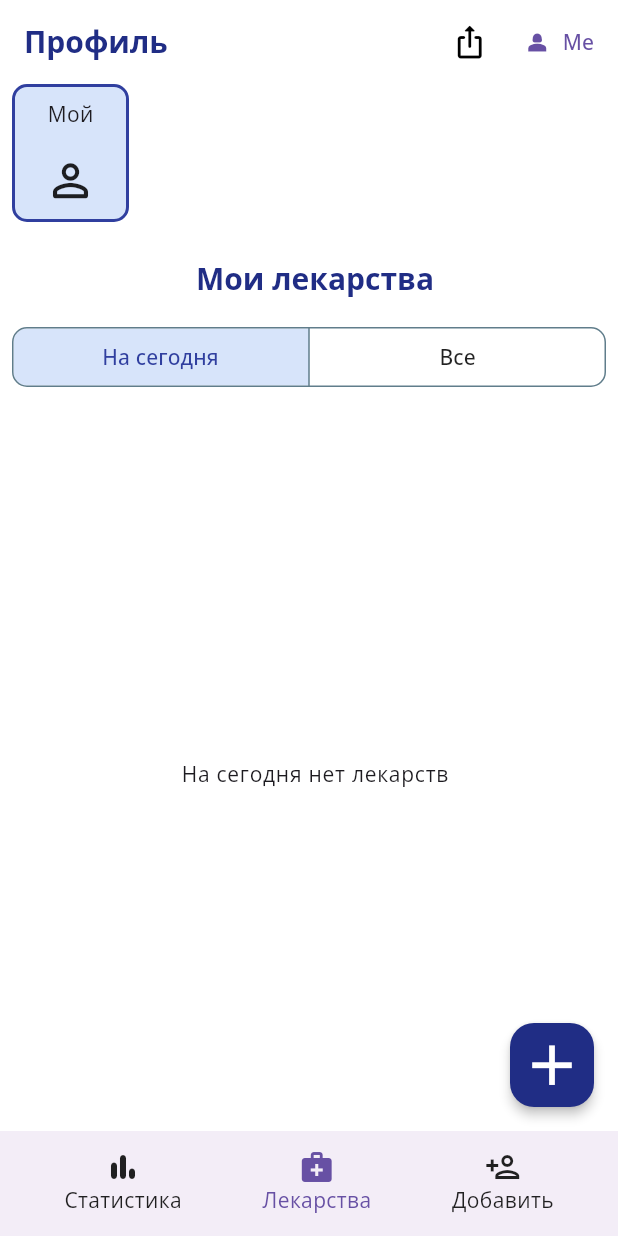
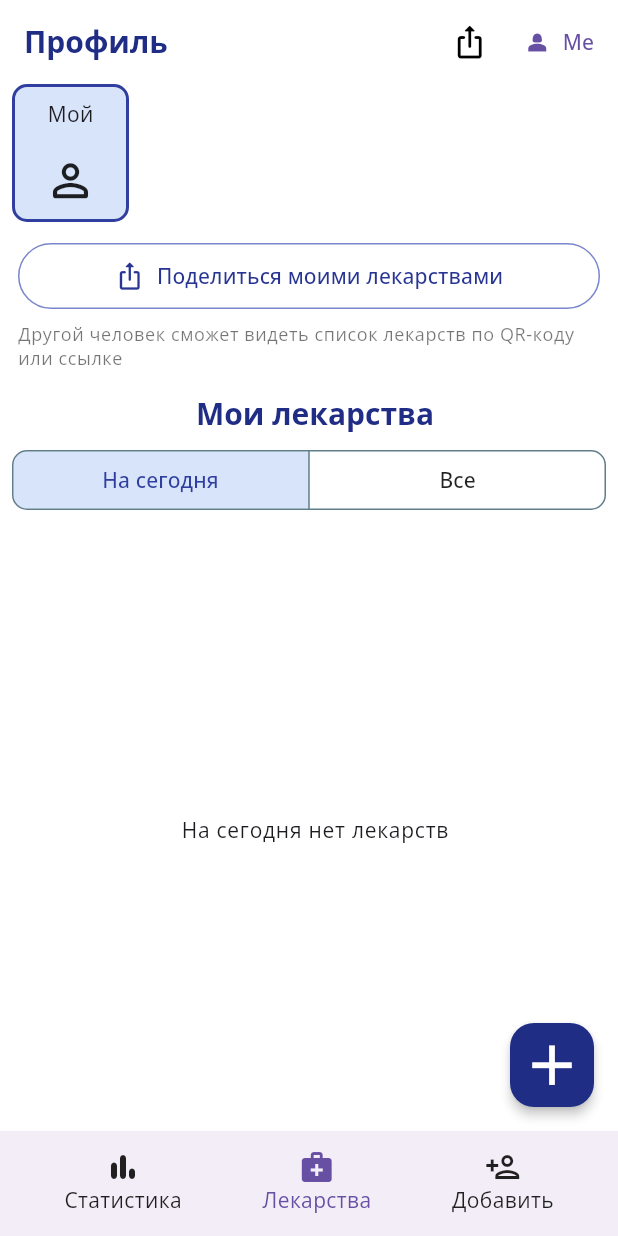
Before and after one commit to AlexGolovinov/pillura_med, a Flutter app: the ProfilePage screen opened by its route, after a tap on "Мой", on a phone screen of 412 x 824 dp. Run offline on Flutter 3.47's test engine with Material 3 defaults, Android fonts, the phone set to English and light mode, and no system bars; our stand-ins replace cloud_firestore, copy_with_extension, dartz, equatable, firebase_auth, firebase_core and 12 more; accounts and stored records are empty; generated files the repository leaves out were written again.

Commit message:
удалил лишний код

```diff
--- a/lib/presentation/pages/add_person/menu_add_person.dart
+++ b/lib/presentation/pages/add_person/menu_add_person.dart
@@ -2,8 +2,6 @@ import 'package:flutter/material.dart';
 import 'package:flutter_riverpod/flutter_riverpod.dart';
 import 'package:go_router/go_router.dart';
 import 'package:pillura_med/core/app_snackbar.dart';
-import 'package:pillura_med/domain/entities/linked_user_access.dart';
-import 'package:pillura_med/domain/entities/user_link.dart';
 import 'package:pillura_med/presentation/providers/auth_providers.dart';
 
 /// Экран выбора: добавить по коду / подопечного (вкладка «Добавить»).
@@ -17,22 +15,13 @@ class MenuAddPerson extends ConsumerWidget {
   @override
   Widget build(BuildContext context, WidgetRef ref) {
     final authUser = ref.watch(authNotifierProvider).value;
-    final List<LinkedUserAccess> linkedUsers = ref
-        .watch(linkedUsersProvider)
-        .maybeWhen(
-      data: (users) => users,
-      orElse: () => const <LinkedUserAccess>[],
-    );
-    final hasShareStatus = linkedUsers.any(
-      (user) => user.linkType == UserLinkType.share,
-    );
+
     final isGuestMode = authUser?.isAnonymous == true;
-    final isWardAccount = authUser?.isWard == true;
-    final isRestricted = isGuestMode || isWardAccount || hasShareStatus;
+    final isRestricted = isGuestMode || authUser?.isWard == true;
+    final restrictedMessage = isGuestMode
+        ? 'Войдите в аккаунт с email, чтобы добавлять или принимать приглашения'
+        : 'Это действие сейчас недоступно';
 
-    final restrictedMessage = isGuestMode
-        ? 'В гостевом режиме доступны только лекарства (до 4 шт).'
-        : 'Для подопечных и пользователей с share-статусом это действие недоступно.';
 
     return Scaffold(
       backgroundColor: Colors.white,
--- a/lib/presentation/pages/profile_page.dart
+++ b/lib/presentation/pages/profile_page.dart
@@ -42,6 +42,32 @@ class _ProfilePageState extends ConsumerState<ProfilePage> {
     _selectedLinkedUserType = null;
   }
 
+  String? _shareUnavailableReason({
+    required bool isGuestMode,
+    required bool isWardAccount,
+    required bool hasShareStatus,
+    required bool isOwnProfileSelected,
+    required bool canEditSelectedProfile,
+    required UserLinkType? selectedLinkType,
+  }) {
+    if (isGuestMode) {
+      return 'Войдите в аккаунт с email, чтобы делиться списком лекарств';
+    }
+    if (isWardAccount) {
+      return 'Аккаунт подопечного не может делиться списком';
+    }
+    if (hasShareStatus) {
+      return 'Недоступно: у вас только просмотр чужого профиля';
+    }
+    if (!isOwnProfileSelected && selectedLinkType == UserLinkType.share) {
+      return 'Чужим профилем по доступу поделиться нельзя';
+    }
+    if (!isOwnProfileSelected && !canEditSelectedProfile) {
+      return 'Нет прав делиться этим профилем';
+    }
+    return null;
+  }
+
   @override
   Widget build(BuildContext context) {
     ref.listen<String?>(currentUserIdProvider, (previous, next) {
@@ -73,6 +99,31 @@ class _ProfilePageState extends ConsumerState<ProfilePage> {
         ? 'Мои лекарства'
         : 'Лекарства ${_selectedLinkedUserName ?? ''}';
 
+    final shareButtonLabel = isOwnProfileSelected
+        ? 'Поделиться моими лекарствами'
+        : 'Поделиться лекарствами ${_selectedLinkedUserName ?? ''}';
+
+    void openSharePage() {
+      if (selectedUserId == null) return;
+      context.push(
+        '/shareMedications',
+        extra: ShareMedicationsRouteData(initialUserId: selectedUserId),
+      );
+    }
+
+    final shareUnavailableReason = _shareUnavailableReason(
+      isGuestMode: isGuestMode,
+      isWardAccount: isWardAccount,
+      hasShareStatus: hasShareStatus,
+      isOwnProfileSelected: isOwnProfileSelected,
+      canEditSelectedProfile: canEditSelectedProfile,
+      selectedLinkType: _selectedLinkedUserType,
+    );
+    final showShareButton =
+        canShareSelectedProfile &&
+        selectedUserId != null &&
+        shareUnavailableReason == null;
+
     final AsyncValue<List<MedicationWithIntakes>> medication =
         selectedUserId == null
         ? const AsyncValue.loading()
@@ -83,15 +134,10 @@ class _ProfilePageState extends ConsumerState<ProfilePage> {
         title: const Text('Профиль'),
         centerTitle: false,
         actions: [
-          if (canShareSelectedProfile && selectedUserId != null)
+          if (showShareButton)
             IconButton(
               tooltip: 'Поделиться',
-              onPressed: () {
-                context.push(
-                  '/shareMedications',
-                  extra: ShareMedicationsRouteData(initialUserId: selectedUserId),
-                );
-              },
+              onPressed: openSharePage,
               icon: const Icon(Icons.ios_share_rounded),
             ),
           TextButton.icon(
@@ -104,6 +150,7 @@ class _ProfilePageState extends ConsumerState<ProfilePage> {
       body: Column(
         crossAxisAlignment: CrossAxisAlignment.start,
         children: [
+
           Padding(
             padding: const EdgeInsets.only(left: 8),
             child: linkedUsers.when(
@@ -115,6 +162,7 @@ class _ProfilePageState extends ConsumerState<ProfilePage> {
                       _QrUserCard(
                         title: 'Мой',
                         isSelected: isOwnProfileSelected,
+                        showShareBadge: canManageSharing,
                         onTap: () {
                           setState(_resetSelectedProfile);
                         },
@@ -126,11 +174,16 @@ class _ProfilePageState extends ConsumerState<ProfilePage> {
                         if (title.isEmpty) {
                           return const SizedBox.shrink();
                         }
+                        final isWard = linkedUser.linkType == UserLinkType.ward;
                         return Padding(
                           padding: const EdgeInsets.only(right: 12),
                           child: _QrUserCard(
                             title: title,
                             isSelected: _selectedLinkedUserId == user.uid,
+                            showShareBadge:
+                                canManageSharing &&
+                                isWard &&
+                                linkedUser.canEdit,
                             onTap: () {
                               setState(() {
                                 _selectedLinkedUserId = user.uid;
@@ -149,6 +202,7 @@ class _ProfilePageState extends ConsumerState<ProfilePage> {
               loading: () => _QrUserCard(
                 title: 'Мой',
                 isSelected: isOwnProfileSelected,
+                showShareBadge: canManageSharing,
                 onTap: () {
                   setState(_resetSelectedProfile);
                 },
@@ -156,13 +210,71 @@ class _ProfilePageState extends ConsumerState<ProfilePage> {
               error: (_, __) => _QrUserCard(
                 title: 'Мой',
                 isSelected: isOwnProfileSelected,
+                showShareBadge: canManageSharing,
                 onTap: () {
                   setState(_resetSelectedProfile);
                 },
               ),
             ),
           ),
-          const SizedBox(height: 24),
+          const SizedBox(height: 12),
+          Padding(
+            padding: const EdgeInsets.symmetric(horizontal: 12),
+            child: SizedBox(
+              width: double.infinity,
+              child: showShareButton
+                  ? OutlinedButton.icon(
+                      onPressed: openSharePage,
+                      icon: const Icon(Icons.ios_share_rounded, size: 20),
+                      label: Text(shareButtonLabel),
+                      style: OutlinedButton.styleFrom(
+                        foregroundColor: Colors.indigo.shade800,
+                        side: BorderSide(color: Colors.indigo.shade300),
+                        padding: const EdgeInsets.symmetric(vertical: 12),
+                      ),
+                    )
+                  : OutlinedButton.icon(
+                      onPressed: null,
+                      icon: Icon(
+                        Icons.ios_share_rounded,
+                        size: 20,
+                        color: Colors.grey.shade500,
+                      ),
+                      label: Text(
+                        isOwnProfileSelected
+                            ? 'Поделиться моими лекарствами'
+                            : 'Поделиться лекарствами',
+                        style: TextStyle(color: Colors.grey.shade600),
+                      ),
+                      style: OutlinedButton.styleFrom(
+                        side: BorderSide(color: Colors.grey.shade300),
+                        padding: const EdgeInsets.symmetric(vertical: 12),
+                      ),
+                    ),
+            ),
+          ),
+          if (showShareButton)
+            Padding(
+              padding: const EdgeInsets.fromLTRB(12, 6, 12, 0),
+              child: Text(
+                'Другой человек сможет видеть список лекарств по QR-коду или ссылке',
+                style: Theme.of(context).textTheme.bodySmall?.copyWith(
+                  color: Colors.black54,
+                ),
+              ),
+            )
+          else
+            Padding(
+              padding: const EdgeInsets.fromLTRB(12, 6, 12, 0),
+              child: Text(
+                shareUnavailableReason ??
+                    'Поделиться можно своим профилем или подопечным',
+                style: Theme.of(context).textTheme.bodySmall?.copyWith(
+                  color: Colors.black54,
+                ),
+              ),
+            ),
+          const SizedBox(height: 16),
           Padding(
             padding: const EdgeInsets.only(left: 8),
             child: Center(
@@ -172,12 +284,12 @@ class _ProfilePageState extends ConsumerState<ProfilePage> {
               ),
             ),
           ),
-          const SizedBox(height: 16),
+          const SizedBox(height: 8),
           _MedicationFilterBar(
             selected: _medicationFilter,
             onChanged: (filter) => setState(() => _medicationFilter = filter),
           ),
-          const SizedBox(height: 16),
+          const SizedBox(height: 8),
           Expanded(
             child: Padding(
               padding: const EdgeInsets.only(left: 8),
@@ -490,11 +602,17 @@ class _MedicationFilterBar extends StatelessWidget {
 }
 
 class _QrUserCard extends StatelessWidget {
-  const _QrUserCard({required this.title, this.onTap, this.isSelected = false});
+  const _QrUserCard({
+    required this.title,
+    this.onTap,
+    this.isSelected = false,
+    this.showShareBadge = false,
+  });
 
   final String title;
   final VoidCallback? onTap;
   final bool isSelected;
+  final bool showShareBadge;
 
   @override
   Widget build(BuildContext context) {
```
